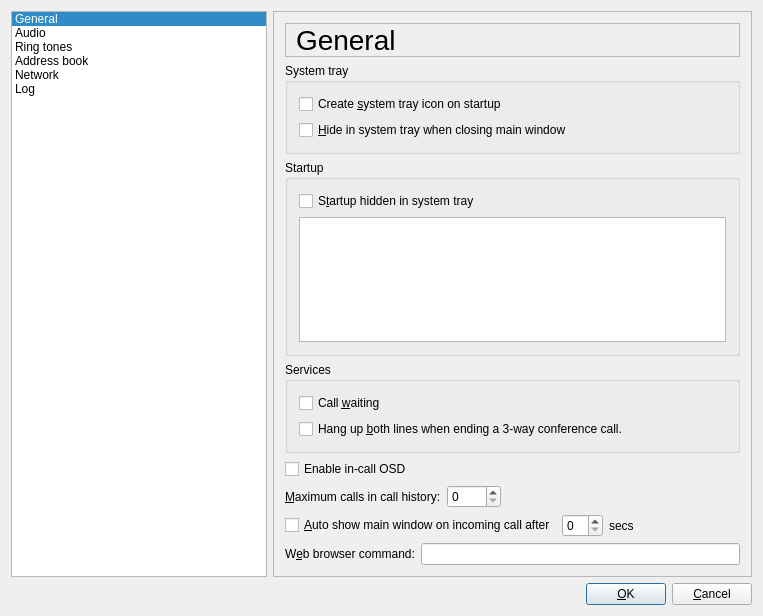
Before: the Qt Designer form src/gui/syssettingsform.ui in LubosD/twinkle, drawn with Qt 5.
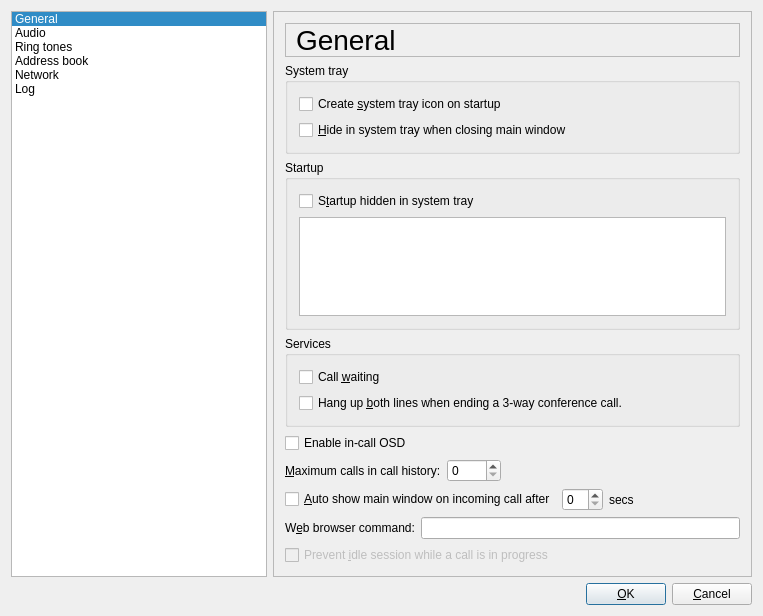
After: the same form once the commit is applied. Icons and pictures are not drawn.

Commit message:
Add an option to prevent an idle session while a call is in progress
Having the session marked as idle while a call is in progress could
trigger certain actions (such as locking the screen, logging out
automatically, or suspending the system) which could be undesirable in
this situation.

Closes #123

Diff of the .ui file:
```diff
--- a/src/gui/syssettingsform.ui
+++ b/src/gui/syssettingsform.ui
@@ -966,6 +966,19 @@
          </item>
         </layout>
        </item>
+       <item row="8" column="0">
+        <widget class="QCheckBox" name="inhibitIdleSessionCheckBox">
+         <property name="whatsThis">
+          <string>If the session is marked as idle, it may trigger certain actions (such as locking the screen, logging out automatically, or suspending the system) depending on your configuration.  Enabling this option will prevent this from happening while a call is in progress.</string>
+         </property>
+         <property name="enabled">
+          <bool>false</bool>
+         </property>
+         <property name="text">
+          <string>Prevent &amp;idle session while a call is in progress</string>
+         </property>
+        </widget>
+       </item>
       </layout>
      </widget>
      <widget class="QWidget" name="pageNetwork">
```
The commit also changes 15 other files.
